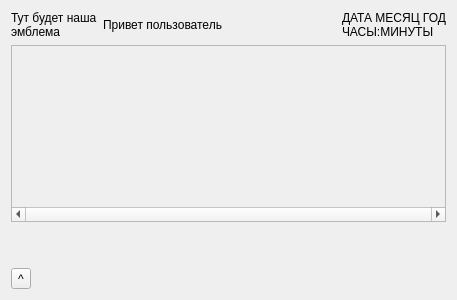
Before: the Qt Designer form Forms/FormsBarView/FormBarView.ui in N00llk/bar-booking, drawn with Qt 5.
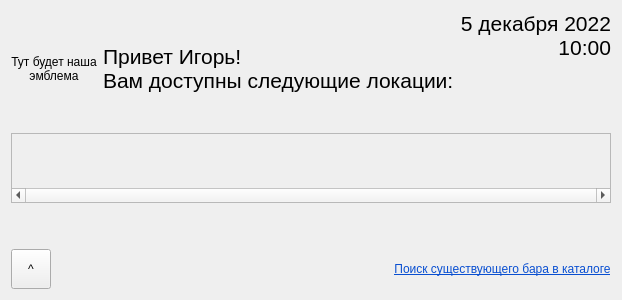
After: the same form once the commit is applied.

Diff of the .ui file:
```diff
--- a/Forms/FormsBarView/FormBarView.ui
+++ b/Forms/FormsBarView/FormBarView.ui
@@ -18,6 +18,19 @@
     <layout class="QHBoxLayout" name="horizontalLayout_4">
      <item>
       <layout class="QVBoxLayout" name="verticalLayout_2">
+       <item>
+        <spacer name="verticalSpacer">
+         <property name="orientation">
+          <enum>Qt::Vertical</enum>
+         </property>
+         <property name="sizeHint" stdset="0">
+          <size>
+           <width>20</width>
+           <height>40</height>
+          </size>
+         </property>
+        </spacer>
+       </item>
        <item>
         <layout class="QHBoxLayout" name="horizontalLayout_2">
          <item>
@@ -26,17 +39,52 @@
             <string>Тут будет наша
 эмблема</string>
            </property>
+           <property name="alignment">
+            <set>Qt::AlignCenter</set>
+           </property>
           </widget>
          </item>
+         <item>
+          <spacer name="horizontalSpacer_3">
+           <property name="orientation">
+            <enum>Qt::Horizontal</enum>
+           </property>
+           <property name="sizeHint" stdset="0">
+            <size>
+             <width>40</width>
+             <height>20</height>
+            </size>
+           </property>
+          </spacer>
+         </item>
          <item>
           <widget class="QLabel" name="label_2">
+           <property name="font">
+            <font>
+             <pointsize>16</pointsize>
+            </font>
+           </property>
            <property name="text">
-            <string>Привет пользователь</string>
+            <string>Привет Игорь!
+Вам доступны следующие локации:</string>
            </property>
           </widget>
          </item>
         </layout>
        </item>
+       <item>
+        <spacer name="verticalSpacer_4">
+         <property name="orientation">
+          <enum>Qt::Vertical</enum>
+         </property>
+         <property name="sizeHint" stdset="0">
+          <size>
+           <width>20</width>
+           <height>40</height>
+          </size>
+         </property>
+        </spacer>
+       </item>
       </layout>
      </item>
      <item>
@@ -56,12 +104,33 @@
       <layout class="QVBoxLayout" name="verticalLayout">
        <item>
         <widget class="QLabel" name="label_3">
+         <property name="font">
+          <font>
+           <pointsize>16</pointsize>
+          </font>
+         </property>
          <property name="text">
-          <string>ДАТА МЕСЯЦ ГОД
-ЧАСЫ:МИНУТЫ</string>
+          <string>5 декабря 2022
+10:00</string>
+         </property>
+         <property name="alignment">
+          <set>Qt::AlignRight|Qt::AlignTrailing|Qt::AlignVCenter</set>
          </property>
         </widget>
        </item>
+       <item>
+        <spacer name="verticalSpacer_3">
+         <property name="orientation">
+          <enum>Qt::Vertical</enum>
+         </property>
+         <property name="sizeHint" stdset="0">
+          <size>
+           <width>20</width>
+           <height>40</height>
+          </size>
+         </property>
+        </spacer>
+       </item>
       </layout>
      </item>
     </layout>
@@ -83,7 +152,7 @@
         <x>0</x>
         <y>0</y>
         <width>431</width>
-        <height>126</height>
+        <height>56</height>
        </rect>
       </property>
       <layout class="QHBoxLayout" name="horizontalLayout_3">
@@ -120,6 +189,12 @@
          <verstretch>0</verstretch>
         </sizepolicy>
        </property>
+       <property name="minimumSize">
+        <size>
+         <width>40</width>
+         <height>40</height>
+        </size>
+       </property>
        <property name="text">
         <string>^</string>
        </property>
@@ -138,6 +213,13 @@
        </property>
       </spacer>
      </item>
+     <item>
+      <widget class="QLabel" name="label_4">
+       <property name="text">
+        <string>&lt;html&gt;&lt;head/&gt;&lt;body&gt;&lt;p align=&quot;center&quot;&gt;&lt;a href=&quot;whatever&quot;&gt;&lt;span style=&quot; text-decoration: underline; color:#094fd1;&quot;&gt;Поиск существующего бара в каталоге&lt;/span&gt;&lt;/a&gt;&lt;/p&gt;&lt;/body&gt;&lt;/html&gt;</string>
+       </property>
+      </widget>
+     </item>
     </layout>
    </item>
   </layout>
```
